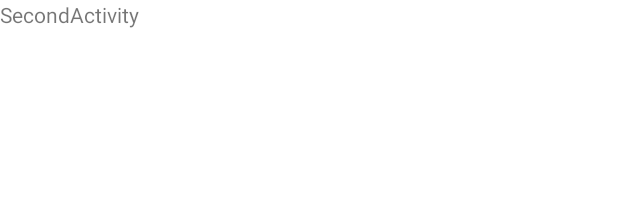
After one commit to m-bambara/CalcApp, an Android app: the layout activity_main2.xml on its own in the app's theme, with its tools: preview values and no code run, on a phone screen of 412 x 824 dp. The commit adds this screen. Shown: the top 197 px of the screen. Run offline under Robolectric (Android 15) with nearby library versions, the phone set to English and light mode, and no system bars.

```diff
--- a/app/src/main/AndroidManifest.xml
+++ b/app/src/main/AndroidManifest.xml
@@ -12,6 +12,9 @@
         android:theme="@style/Theme.CalcApp"
         tools:targetApi="31">
         <activity
+            android:name=".MainActivity2"
+            android:exported="false" />
+        <activity
             android:name=".MainActivity"
             android:exported="true">
             <intent-filter>
--- /dev/null
+++ b/app/src/main/res/layout/activity_main2.xml
@@ -0,0 +1,13 @@
+<?xml version="1.0" encoding="utf-8"?>
+<LinearLayout xmlns:android="http://schemas.android.com/apk/res/android"
+    android:layout_width="match_parent"
+    android:layout_height="match_parent"
+    android:orientation="vertical">
+
+    <TextView
+        android:id="@+id/textView"
+        android:layout_width="wrap_content"
+        android:layout_height="wrap_content"
+        android:text="SecondActivity" />
+
+</LinearLayout>
```
Also changed, not shown: app/src/main/java/jp/techacademy/motoyoshi/calcapp/MainActivity.kt (+35 -2 lines), app/src/main/java/jp/techacademy/motoyoshi/calcapp/MainActivity2.kt (added, +19 -0 lines).
